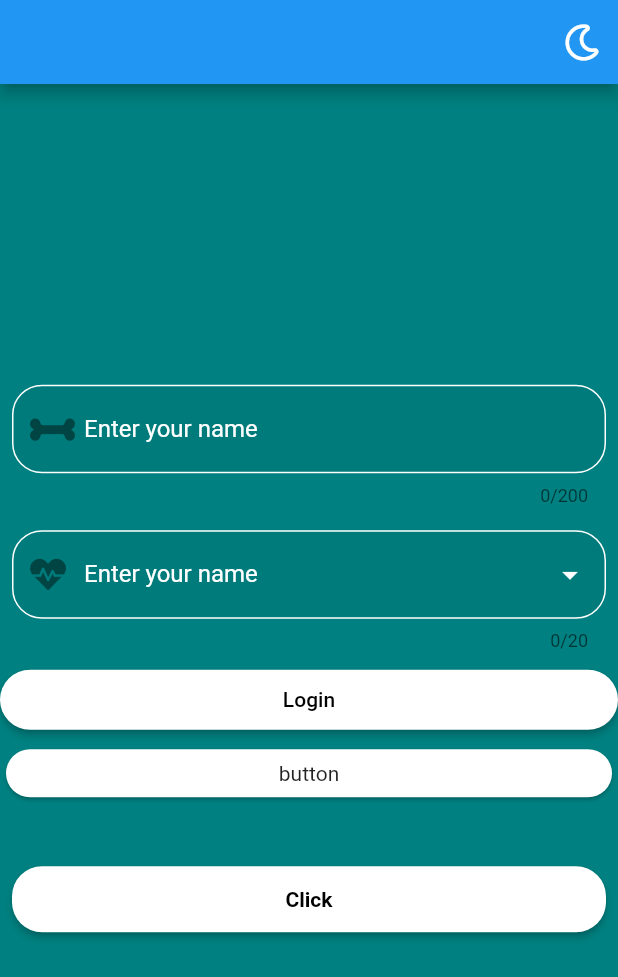
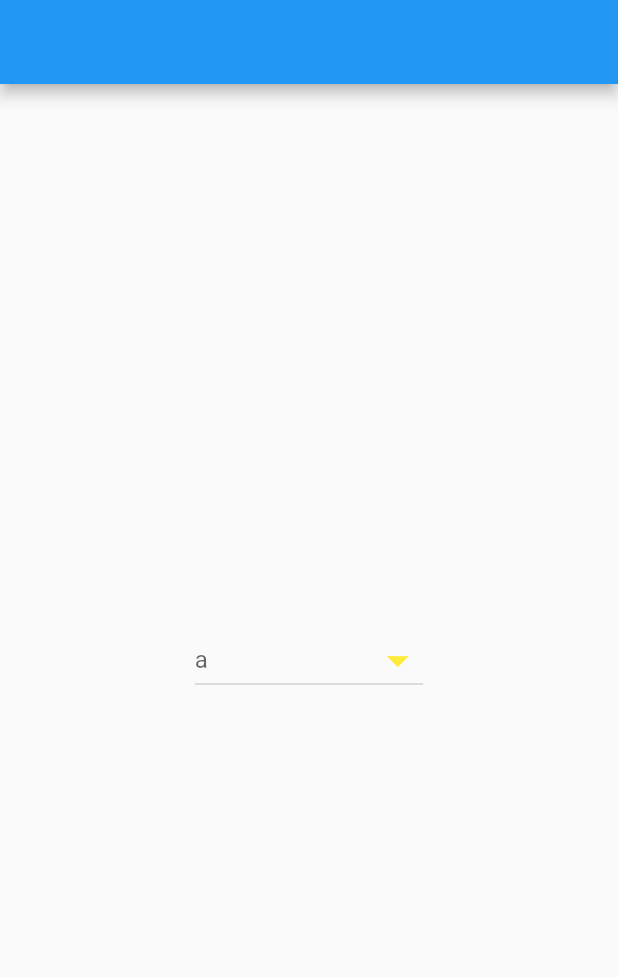
Before and after one commit to sajib-mridha-nor/Project_of_shallowness, a Flutter app: the screen it shows after launch, on a phone screen of 412 x 824 dp. Shown: the top 977 px of the screen. Run offline on Flutter 3.47's test engine with Material 2 defaults, Android fonts, the phone set to English and light mode, and no system bars; our stand-ins replace font_awesome_flutter; missing offline and left inert: dart:html.

Commit message:
AB02-14 Class 24

```diff
--- /dev/null
+++ b/lib/ab14Class24.dart
@@ -0,0 +1,63 @@
+import 'package:firstapp/food.dart';
+import 'package:firstapp/home3.dart';
+import 'package:flutter/material.dart';
+import 'package:font_awesome_flutter/font_awesome_flutter.dart';
+
+class Ab14Cls14 extends StatefulWidget {
+  const Ab14Cls14({Key? key}) : super(key: key);
+
+  @override
+  _Ab14Cls14State createState() => _Ab14Cls14State();
+}
+
+class _Ab14Cls14State extends State<Ab14Cls14> {
+  var v;
+
+  @override
+  Widget build(BuildContext context) {
+    return Scaffold(
+      appBar: AppBar(),
+      body: Center(
+        child: DropdownButton(
+            // icon: Icon(FontAwesomeIcons.arrowDown),
+            elevation: 23,
+            // dropdownColor: Colors.blue,
+            iconEnabledColor: Colors.yellow,
+            focusColor: Colors.amber,
+            iconSize: 34,
+            hint: Text("a"),
+            onChanged: (ValueKey) {
+              setState(() {
+                v = ValueKey;
+              });
+            },
+            onTap: () {
+              if (v == 2) {
+                Navigator.push(
+                    context, MaterialPageRoute(builder: (ctx) => FoodDemo()));
+              }
+            },
+            // hint: Text("This is Dropdown"),
+            value: v,
+            items: [
+              DropdownMenuItem(
+                child: Text("This is first Item "),
+                value: 1,
+              ),
+              DropdownMenuItem(
+                child: Text("This is first Item "),
+                value: 2,
+              ),
+              DropdownMenuItem(
+                child: Text("This is 3rd Item "),
+                value: 3,
+              ),
+              DropdownMenuItem(
+                child: Text("This is 4th Item "),
+                value: 4,
+              ),
+            ]),
+      ),
+    );
+  }
+}
--- a/lib/ab16cls19.dart
+++ b/lib/ab16cls19.dart
@@ -354,6 +354,7 @@ class _Ab16Clss19State extends State<Ab16Clss19> {
                         )))),
               ),
 
+
             ],
           ),
         ));
--- a/lib/food.dart
+++ b/lib/food.dart
@@ -1,8 +1,8 @@
 import 'package:flutter/material.dart';
 
 class FoodDemo extends StatelessWidget {
-  var s;
-  FoodDemo(this.s);
+  // var s;
+  // FoodDemo(this.s);
 
   @override
   Widget build(BuildContext context) {
@@ -14,7 +14,7 @@ class FoodDemo extends StatelessWidget {
         children: [
           Padding(
             padding: const EdgeInsets.all(8.0),
-            child: Text("This is item one $s"),
+            child: Text("This is item one "),
           ),
           Container(
             width: double.infinity,
@@ -22,7 +22,7 @@ class FoodDemo extends StatelessWidget {
           Container(
             child: Center(
                 child: CircleAvatar(
-              radius: 80,
+              radius: 120,
               backgroundImage: NetworkImage(
                   "https://media.istockphoto.com/photos/colorful-vegetables-and-fruits-vegan-food-in-rainbow-colors-picture-id1284690585?b=1&k=20&m=1284690585&s=170667a&w=0&h=HlEPBNsYMVuu-SsohPliBWHJy-IhW9y-fl8dS9KnBBo="),
             )),
--- a/lib/main.dart
+++ b/lib/main.dart
@@ -1,5 +1,6 @@
 import 'dart:io';
 
+import 'package:firstapp/ab14Class24.dart';
 import 'package:firstapp/food.dart';
 import 'package:flutter/material.dart';
 
@@ -17,10 +18,7 @@ import './home2.dart';
 import './class16.dart';
 
 main() {
-  runApp(MaterialApp(
-    debugShowCheckedModeBanner: false,
-    home:Ab16Clss19() ,
-  ));
+  runApp(MaterialApp(debugShowCheckedModeBanner: false, home: Ab14Cls14()));
 }
 
 class newbatch extends StatelessWidget {
```
